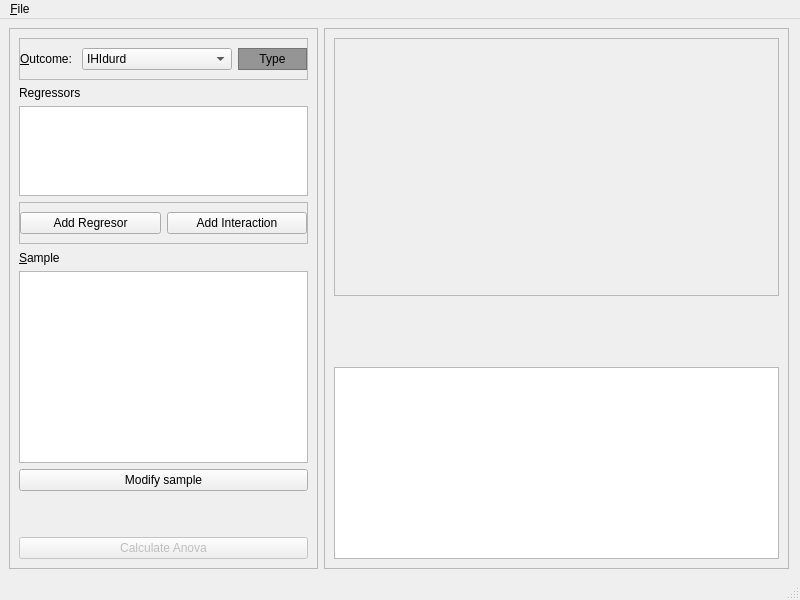
The window that braviz/interaction/qt_guis/anova.ui (diego0020/braviz-app) describes before a commit, drawn with Qt 5.
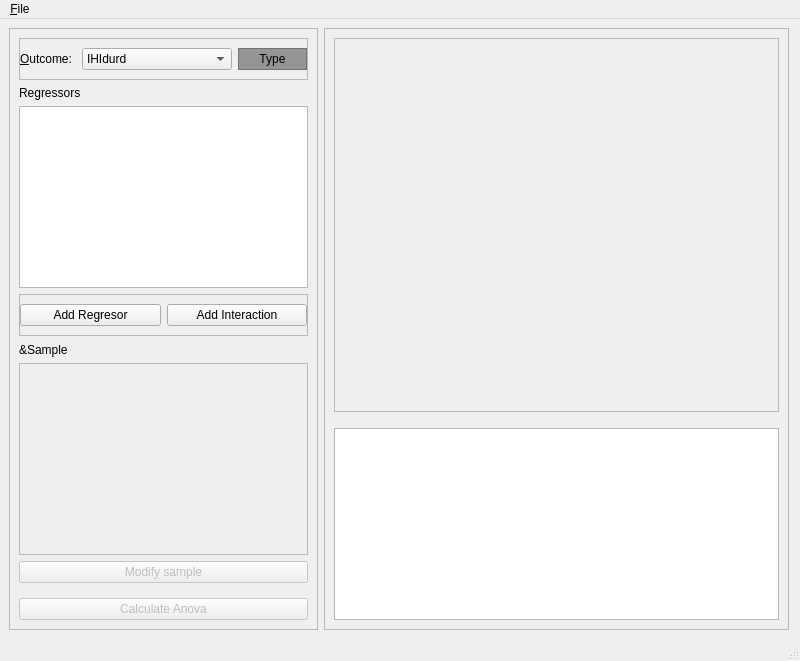
The same window after the commit.

What changed in the file:
```diff
--- a/braviz/interaction/qt_guis/anova.ui
+++ b/braviz/interaction/qt_guis/anova.ui
@@ -7,7 +7,7 @@
     <x>0</x>
     <y>0</y>
     <width>800</width>
-    <height>600</height>
+    <height>661</height>
    </rect>
   </property>
   <property name="windowTitle">
@@ -156,6 +156,12 @@
        </item>
        <item>
         <widget class="QTableView" name="reg_table">
+         <property name="sizePolicy">
+          <sizepolicy hsizetype="Expanding" vsizetype="Expanding">
+           <horstretch>0</horstretch>
+           <verstretch>1</verstretch>
+          </sizepolicy>
+         </property>
          <property name="contextMenuPolicy">
           <enum>Qt::CustomContextMenu</enum>
          </property>
@@ -229,10 +235,17 @@
         </widget>
        </item>
        <item>
-        <widget class="QTableView" name="sample_table"/>
+        <widget class="QTreeView" name="treeView">
+         <property name="enabled">
+          <bool>false</bool>
+         </property>
+        </widget>
        </item>
        <item>
         <widget class="QPushButton" name="pushButton">
+         <property name="enabled">
+          <bool>false</bool>
+         </property>
          <property name="toolTip">
           <string>Change the datapoints that will be used in this anova analysis</string>
          </property>
@@ -249,7 +262,7 @@
          <property name="sizeHint" stdset="0">
           <size>
            <width>20</width>
-           <height>40</height>
+           <height>9</height>
           </size>
          </property>
         </spacer>
@@ -278,7 +291,7 @@
       <property name="frameShadow">
        <enum>QFrame::Raised</enum>
       </property>
-      <layout class="QVBoxLayout" name="verticalLayout_2">
+      <layout class="QVBoxLayout" name="verticalLayout_2" stretch="1,0,0">
        <item>
         <widget class="QFrame" name="plot_frame">
          <property name="minimumSize">
@@ -306,7 +319,7 @@
          <property name="sizeHint" stdset="0">
           <size>
            <width>20</width>
-           <height>40</height>
+           <height>10</height>
           </size>
          </property>
         </spacer>
```
Left out of the diff: 3 changed lines with no effect on the pictures.
